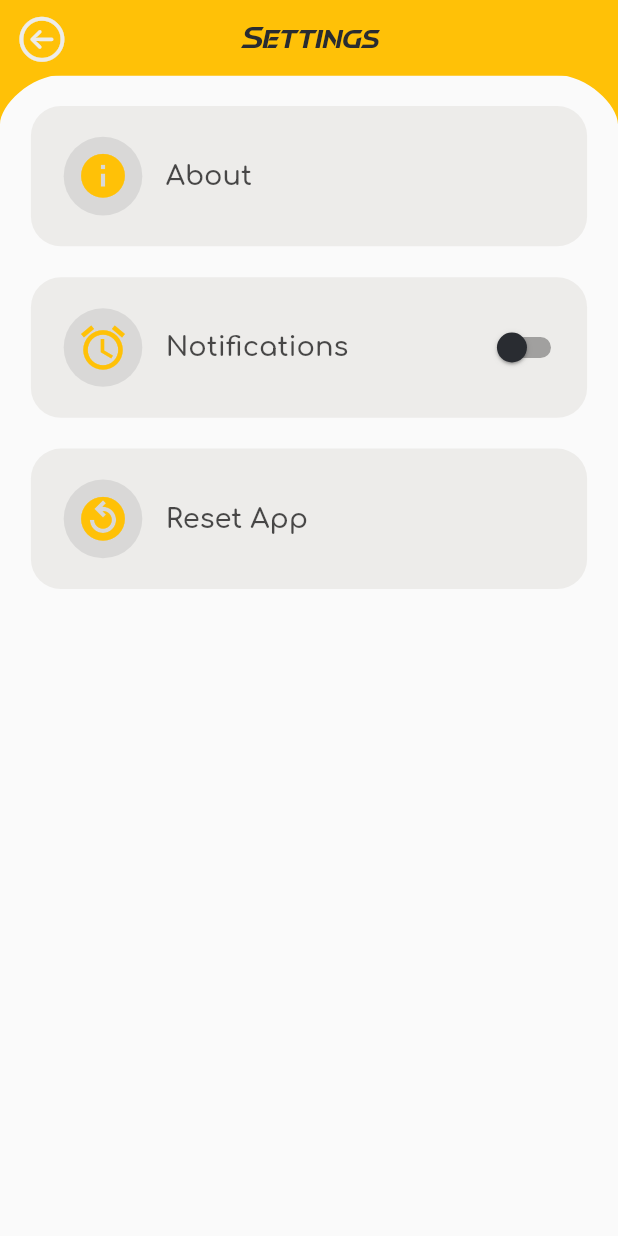
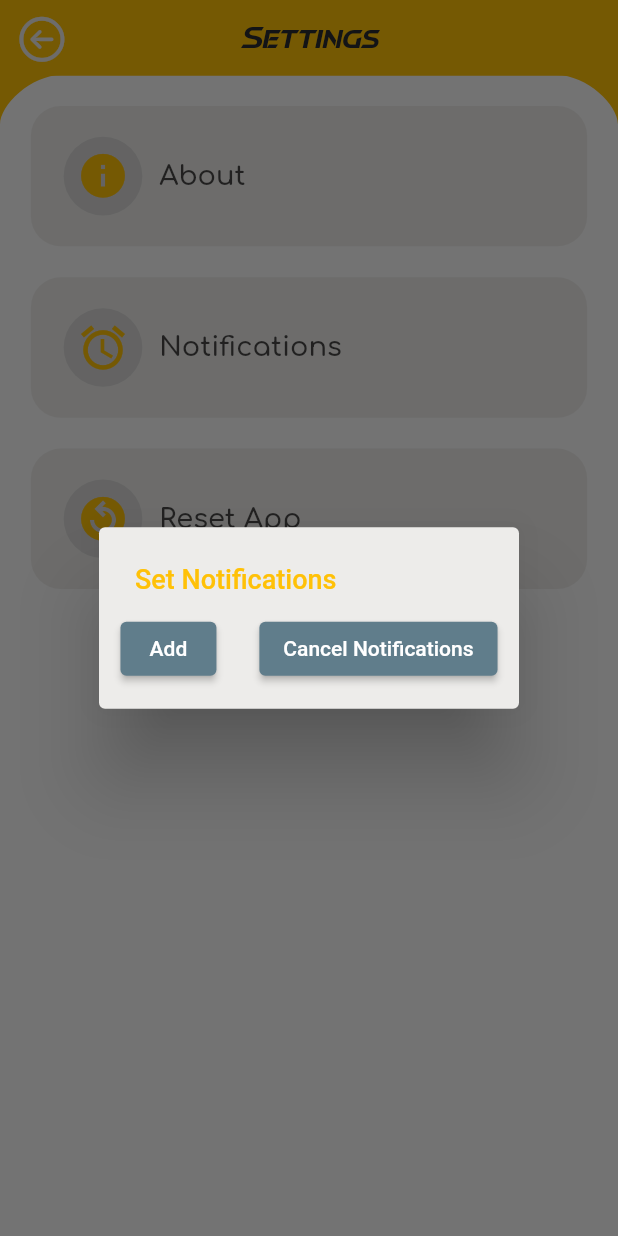
Before and after one commit to ashiquek152/Peso-Mate---Money-Managment-App, a Flutter app: the Settingspage screen opened directly, after a tap on "Notifications", on a phone screen of 412 x 824 dp. Run offline on Flutter 3.47's test engine with Material 2 defaults, Android fonts, the phone set to English and light mode, and no system bars; drawn by our look-alikes of auto_size_text; our stand-ins replace animated_text_kit, fl_chart, flutter_local_notifications, flutter_native_timezone, flutter_slidable, fluttertoast and 4 more; accounts and stored records are empty.

Commit message:
30 evening

```diff
--- a/new_app/lib/main.dart
+++ b/new_app/lib/main.dart
@@ -1,7 +1,7 @@
 import 'package:flutter/material.dart';
 import 'package:flutter/services.dart';
 import 'package:hive_flutter/hive_flutter.dart';
-import 'package:new_app/screens/screen_home/screen_home.dart';
+import 'package:new_app/screens/screen_splash/screen_splash_page2.dart';
 import 'package:timezone/data/latest.dart'as tz;
 
 void main() async {
@@ -26,7 +26,7 @@ class MyApp extends StatelessWidget {
       theme: ThemeData(
         primarySwatch: Colors.blueGrey,
       ),
-      home:  const Homepage(),
+      home:   const Splashpage2(),
     );
   }
 }
--- a/new_app/lib/notification_model/notification_model.dart
+++ b/new_app/lib/notification_model/notification_model.dart
@@ -64,7 +64,7 @@ class NotificationApi {
         ? scheduledDate.add(const Duration(days: 1))
         : scheduledDate;
   }
-  cancellNotifications() async {
+  static cancellNotifications() async {
     await FlutterLocalNotificationsPlugin().cancelAll();
   }
 }
--- a/new_app/lib/screens/screen_add_transactions/screen_add_transactions.dart
+++ b/new_app/lib/screens/screen_add_transactions/screen_add_transactions.dart
@@ -122,6 +122,7 @@ class _AddTransactionState extends State<AddTransactionPage>
                                             ? 'Please enter a category '
                                             : null;
                                       },
+                                      maxLength: 20,
                                       decoration: textFiledDecorations(
                                           "Category...",
                                           Icons.category_outlined),
--- a/new_app/lib/screens/screen_incomes/screen_incomes.dart
+++ b/new_app/lib/screens/screen_incomes/screen_incomes.dart
@@ -28,6 +28,7 @@ class _IncomespageState extends State<Incomespage>
   var dropdownValue = "All";
   final todayDate = DateTime.now();
   int tappedMonth = DateTime.now().month;
+  bool pressed=false;
 
   @override
   void initState() {
@@ -246,13 +247,15 @@ class _IncomespageState extends State<Incomespage>
   }
 
   TextButton selectMonth({required int monthNum, required String month}) {
+
     return TextButton(
-        style: buttonStyle(color: amber, radius: 20),
         onPressed: () {
           setState(() {
             tappedMonth = monthNum;
+            pressed=true;
           });
         },
+        style: buttonStyle(color: pressed==false?Colors.blue:amber, radius: 20),
         child: TextWidget(
           text: month,
           maxsize: 15,
--- a/new_app/lib/screens/screen_settings/screen_settings.dart
+++ b/new_app/lib/screens/screen_settings/screen_settings.dart
@@ -16,7 +16,7 @@ class _SettingspageState extends State<Settingspage> {
     double _w = MediaQuery.of(context).size.width;
 
     return Scaffold(
-       appBar: const PreferredSize(
+      appBar: const PreferredSize(
           preferredSize: Size.fromHeight(50),
           child: AppBarcommon(
             pageHeading: "Settings",
--- a/new_app/lib/screens/screen_settings/settings_tiles/settings_tiles.dart
+++ b/new_app/lib/screens/screen_settings/settings_tiles/settings_tiles.dart
@@ -5,6 +5,7 @@ import 'package:new_app/screens/screen_home/screen_home.dart';
 import 'package:new_app/screens/screen_settings/about_dialoge/about_dialog.dart';
 import 'package:new_app/screens/screen_settings/wipe_data/wipe_app_data.dart';
 import 'package:new_app/widgets/colors.dart';
+import 'package:new_app/widgets/sized_boxes.dart';
 import 'package:new_app/widgets/text_widget.dart';
 import 'package:fluttertoast/fluttertoast.dart';
 
@@ -59,10 +60,13 @@ class _SettingsTilesState extends State<SettingsTiles>
       onTap: () {
         switch (widget.tileIndex) {
           case 1:
-            ontapAbout(context); // Working properly
+            ontapAbout(context);
+            break;
+          case 2:
+            ontapNotification(context);
             break;
           case 3:
-            wipeAppdata(context); // Working properly
+            wipeAppdata(context);
             break;
         }
       },
@@ -80,7 +84,6 @@ class _SettingsTilesState extends State<SettingsTiles>
           borderRadius: BorderRadius.circular(20),
         ),
         child: Row(
-          mainAxisAlignment: MainAxisAlignment.spaceBetween,
           children: [
             CircleAvatar(
                 backgroundColor: scaffoldbgnew.withOpacity(.1),
@@ -90,15 +93,17 @@ class _SettingsTilesState extends State<SettingsTiles>
                   color: amber,
                   size: 35,
                 )),
+                sizedW10,
             Container(
               alignment: Alignment.centerLeft,
-              width: widget._w / 2,
+              width: widget._w / 2.5,
               child: Column(
                 mainAxisAlignment: MainAxisAlignment.center,
                 crossAxisAlignment: CrossAxisAlignment.start,
                 children: [
+
                   Text(
-                    widget.title,
+                     widget.title,
                     textScaleFactor: 1.3,
                     style: TextStyle(
                       fontFamily: fontComforataa,
@@ -109,28 +114,7 @@ class _SettingsTilesState extends State<SettingsTiles>
                 ],
               ),
             ),
-            widget.tileIndex == 2
-                ? SizedBox(
-                    width: 40,
-                    height: 40,
-                    child: Switch(
-                        activeColor: amber,
-                        inactiveThumbColor: scaffoldbgnew,
-                        value: switchButtonstate,
-                        onChanged: (value) {
-                          setState(() {
-                            switchButtonstate = !switchButtonstate;
-                          });
-                          if (switchButtonstate == true) {
-                            // ignore: void_checks
-                            return pickNotificationTime(context: context);
-                          }
-                        }),
-                  )
-                : const SizedBox(
-                    width: 40,
-                    height: 40,
-                  ),
+            const SizedBox(width: 40),
           ],
         ),
       ),
@@ -143,6 +127,48 @@ class _SettingsTilesState extends State<SettingsTiles>
   //
   //
   //
+  ontapNotification(context) {
+    showDialog(
+      context: context,
+      builder: (BuildContext context) {
+        return  SimpleDialog(
+          backgroundColor: scfldWhite,
+          title: const Text(
+            "Set Notifications",
+            style: TextStyle(color: amber, fontSize: 18),
+          ),
+          children: [
+            Row(
+              mainAxisAlignment: MainAxisAlignment.spaceAround,
+              children: [
+                ElevatedButton(onPressed: ()async{
+                 await pickNotificationTime(context: context);
+                 Navigator.of(context).pop();
+                }, child: const Text("Add")),
+                ElevatedButton(onPressed: ()async{
+                await NotificationApi.cancellNotifications();
+                 Fluttertoast.showToast(
+                   backgroundColor: red,
+                   msg:"All notifications cleared");
+                 Navigator.of(context).pop();
+                }, child: const Text("Cancel Notifications")),
+              ],
+            )
+          ],
+        );
+      },
+    );
+  }
+
+
+
+
+  //
+  //
+  //
+  //
+  //
+
   ontapNotifications(context) {
     showModalBottomSheet<void>(
       context: context,
--- a/new_app/lib/screens/screen_splash/screen_splash_page2.dart
+++ b/new_app/lib/screens/screen_splash/screen_splash_page2.dart
@@ -47,7 +47,7 @@ class _Splashpage2State extends State<Splashpage2> {
     });
     Timer(const Duration(milliseconds: 3650), () {
       setState(() {
-                   checkLogin();
+        checkLogin();
       });
     });
 
--- a/new_app/lib/widgets/button_style.dart
+++ b/new_app/lib/widgets/button_style.dart
@@ -1,11 +1,12 @@
 import 'package:flutter/material.dart';
 import 'package:new_app/widgets/colors.dart';
 
-ButtonStyle buttonStyle({Color color=white,double radius=10}) {
+ButtonStyle buttonStyle({Color color=white,double radius=10,pressed}) {
 
   return ButtonStyle(
     foregroundColor: MaterialStateProperty.all(Colors.white),
-    backgroundColor: MaterialStateProperty.all(color),
+
+    backgroundColor: MaterialStateProperty.all(pressed==true?red:amber),
     shape: MaterialStateProperty.all(
       RoundedRectangleBorder(
         borderRadius: BorderRadius.circular(radius),
--- a/new_app/lib/widgets/fl_chart/fl_chart.dart
+++ b/new_app/lib/widgets/fl_chart/fl_chart.dart
@@ -20,8 +20,8 @@ class TransactionsChart extends StatefulWidget {
 }
 
 class _TransactionsChartState extends State<TransactionsChart> {
-  List<Color> lineColorExp = [red, amber];
-  List<Color> lineColorInc = [green, amber];
+  List<Color> lineColorExp = [amber, red];
+  List<Color> lineColorInc = [amber,green];
 
   @override
   Widget build(BuildContext context) {
@@ -57,7 +57,7 @@ class _TransactionsChartState extends State<TransactionsChart> {
                   preventCurveOverShooting: true,
                   spots: getChartPoints(widget.data),
                   isCurved: true,
-                  gradient: LinearGradient(colors: lineColorExp),
+                  gradient: LinearGradient(colors: pageIndex==4?lineColorExp:lineColorInc),
                   barWidth: 5,
                   color: red,
                   belowBarData: BarAreaData(show: true),
--- a/new_app/lib/widgets/toast.dart
+++ b/new_app/lib/widgets/toast.dart
@@ -1,7 +1,6 @@
 import 'package:fluttertoast/fluttertoast.dart';
 import 'package:new_app/widgets/colors.dart';
 // import 'package:awesome_snackbar_content/awesome_snackbar_content.dart';
-
 // SnackBar snackbar({required String content, Color color=amber}) {
 //   return SnackBar(
 // dismissDirection: DismissDirection.down,
@@ -16,5 +15,5 @@ import 'package:new_app/widgets/colors.dart';
 // }
 Future<bool?> toastMessage(String msg) {
   return Fluttertoast.showToast(
-      backgroundColor: green, gravity: ToastGravity.SNACKBAR, msg: msg);
+       backgroundColor: green, gravity: ToastGravity.SNACKBAR, msg: msg);
 }
--- a/new_app/pubspec.yaml
+++ b/new_app/pubspec.yaml
@@ -54,7 +54,7 @@ dependencies:
   flutter_slidable: ^1.3.0
   charts_flutter: ^0.12.0
   animated: ^2.0.0
-  # awesome_snackbar_content: ^0.0.5
+  toasty_snackbar: ^0.0.1
   # charts_flutter:
   #   git:
   #     url: git://github.com/google/charts.git
```
Also changed, not shown: new_app/lib/screens/screen_all_transactions/screen_all_transactions.dart (+4 -4 lines), new_app/lib/screens/screen_home/widgets/top_container.dart (+12 -14 lines), new_app/lib/widgets/transaction_card.dart (+13 -9 lines), new_app/lib/widgets/global_variables.dart (line endings or trailing spaces), new_app/pubspec.lock.
